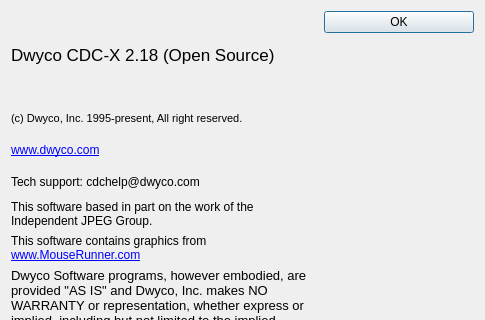
This is cdcx/about.ui in blindchimp/dwyco as Qt 5 draws it before an edit; both pictures show x 0 to 485 and y 0 to 320 of the 485 by 459 pixel window. The edited form follows.
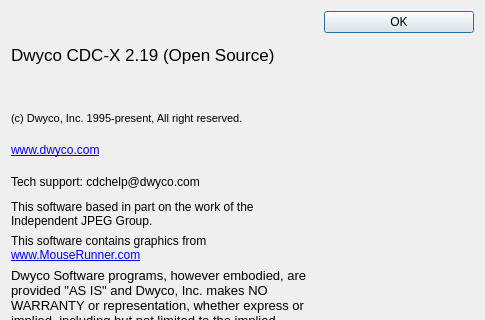
This is the edited form. Icons and pictures are not drawn.

Patch:
```diff
--- a/cdcx/about.ui
+++ b/cdcx/about.ui
@@ -37,7 +37,7 @@
 &lt;html&gt;&lt;head&gt;&lt;meta name=&quot;qrichtext&quot; content=&quot;1&quot; /&gt;&lt;style type=&quot;text/css&quot;&gt;
 p, li { white-space: pre-wrap; }
 &lt;/style&gt;&lt;/head&gt;&lt;body style=&quot; font-family:'Ubuntu'; font-size:11pt; font-weight:400; font-style:normal;&quot;&gt;
-&lt;p style=&quot; margin-top:0px; margin-bottom:0px; margin-left:0px; margin-right:0px; -qt-block-indent:0; text-indent:0px;&quot;&gt;&lt;span style=&quot; font-family:'Sans Serif'; font-size:13pt;&quot;&gt;Dwyco CDC-X 2.18 (Open Source)&lt;/span&gt;&lt;/p&gt;&lt;/body&gt;&lt;/html&gt;</string>
+&lt;p style=&quot; margin-top:0px; margin-bottom:0px; margin-left:0px; margin-right:0px; -qt-block-indent:0; text-indent:0px;&quot;&gt;&lt;span style=&quot; font-family:'Sans Serif'; font-size:13pt;&quot;&gt;Dwyco CDC-X 2.19 (Open Source)&lt;/span&gt;&lt;/p&gt;&lt;/body&gt;&lt;/html&gt;</string>
        </property>
       </widget>
      </item>
```
